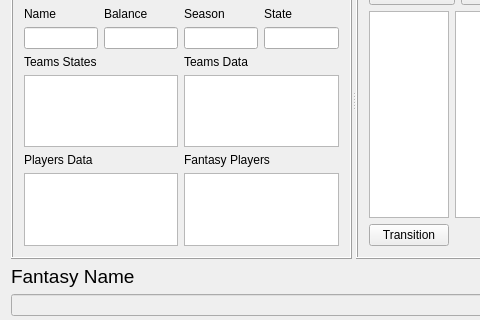
Old version of the form cute-fantasy/sfgui.ui in the repository protoblock/protoblock; both pictures show x 0 to 480 and y 99 to 419 of the 826 by 571 pixel window.
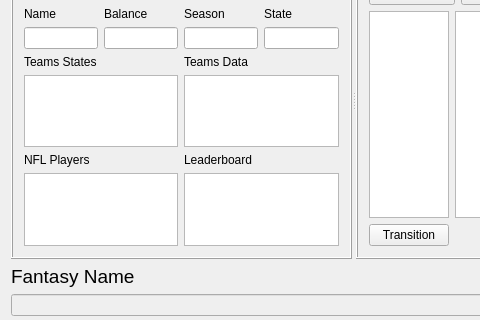
New version of the form.

The edit to the form file:
```diff
--- a/cute-fantasy/sfgui.ui
+++ b/cute-fantasy/sfgui.ui
@@ -372,7 +372,7 @@
          <item>
           <widget class="QLabel" name="label_5">
            <property name="text">
-            <string>Players Data</string>
+            <string>NFL Players</string>
            </property>
           </widget>
          </item>
@@ -424,7 +424,7 @@
          <item>
           <widget class="QLabel" name="label_4">
            <property name="text">
-            <string>Fantasy Players</string>
+            <string>Leaderboard</string>
            </property>
           </widget>
          </item>
```
